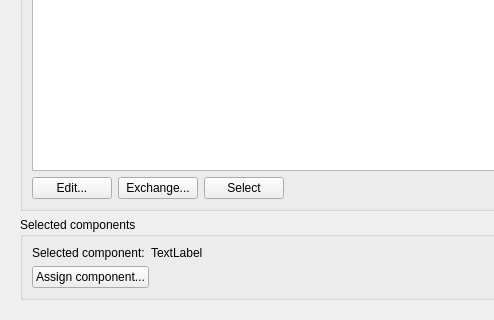
Above: SIM-VICUS/src/SVPropBuildingEditWidget.ui from ghorwin/SIM-VICUS before the change; both pictures show x 0 to 494 and y 183 to 503 of the 626 by 503 pixel window. Below: the same form after it.
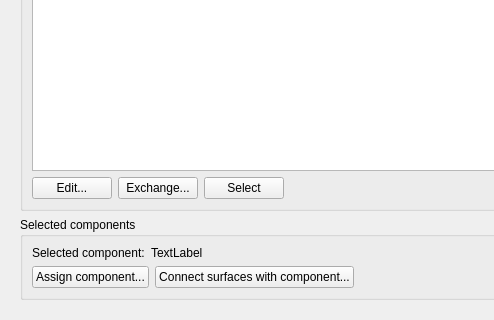
That is the form after the change. The open tabs and pages were chosen to show the change.

Commit message: Implemented assignment of inner walls. Added more SimQuality components to database. Added TF04.3 validation case as Vicus project

Patch:
```diff
--- a/SIM-VICUS/src/SVPropBuildingEditWidget.ui
+++ b/SIM-VICUS/src/SVPropBuildingEditWidget.ui
@@ -105,6 +105,13 @@
               </property>
              </widget>
             </item>
+            <item>
+             <widget class="QPushButton" name="pushButtonAssignInsideComponent">
+              <property name="text">
+               <string>Connect surfaces with component...</string>
+              </property>
+             </widget>
+            </item>
             <item>
              <spacer name="horizontalSpacer_2">
               <property name="orientation">
```
Left out of the diff: 2 changed lines with no effect on the pictures. The commit also changes 5 other files.
